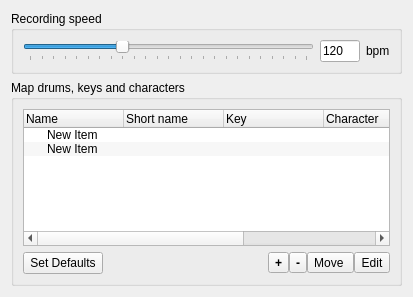
Before: the Qt Designer form prefsrec.ui in domoritz/drummy, drawn with Qt 5.
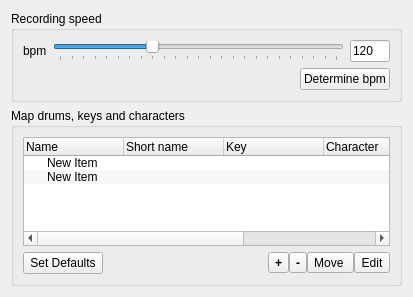
After: the same form once the commit is applied.

```diff
--- a/prefsrec.ui
+++ b/prefsrec.ui
@@ -31,7 +31,22 @@
      <property name="title">
       <string>Recording speed</string>
      </property>
-     <layout class="QHBoxLayout" name="horizontalLayout">
+     <layout class="QVBoxLayout" name="verticalLayout_2">
+      <item>
+       <layout class="QHBoxLayout" name="horizontalLayout_4">
+        <item>
+         <widget class="QLabel" name="bpmLabel">
+          <property name="toolTip">
+           <string>beats per minute</string>
+          </property>
+          <property name="statusTip">
+           <string/>
+          </property>
+          <property name="text">
+           <string>bpm</string>
+          </property>
+         </widget>
+        </item>
       <item>
        <widget class="QSlider" name="bpmHorizontalSlider">
         <property name="toolTip">
@@ -82,18 +97,31 @@
         </property>
        </widget>
       </item>
+       </layout>
+      </item>
       <item>
-       <widget class="QLabel" name="bpmLabel">
-        <property name="toolTip">
-         <string>beats per minute</string>
-        </property>
-        <property name="statusTip">
-         <string/>
-        </property>
+       <layout class="QHBoxLayout" name="horizontalLayout">
+        <item>
+         <spacer name="horizontalSpacer_2">
+          <property name="orientation">
+           <enum>Qt::Horizontal</enum>
+          </property>
+          <property name="sizeHint" stdset="0">
+           <size>
+            <width>40</width>
+            <height>20</height>
+           </size>
+          </property>
+         </spacer>
+        </item>
+        <item>
+         <widget class="QPushButton" name="metronomPushButton">
         <property name="text">
-         <string>bpm</string>
-        </property>
-       </widget>
+           <string>Determine bpm</string>
+          </property>
+         </widget>
+        </item>
+       </layout>
       </item>
      </layout>
     </widget>
```
Left out of the diff: 2 changed lines with no effect on the pictures. Lines whose indentation alone changed are shown as unchanged.
